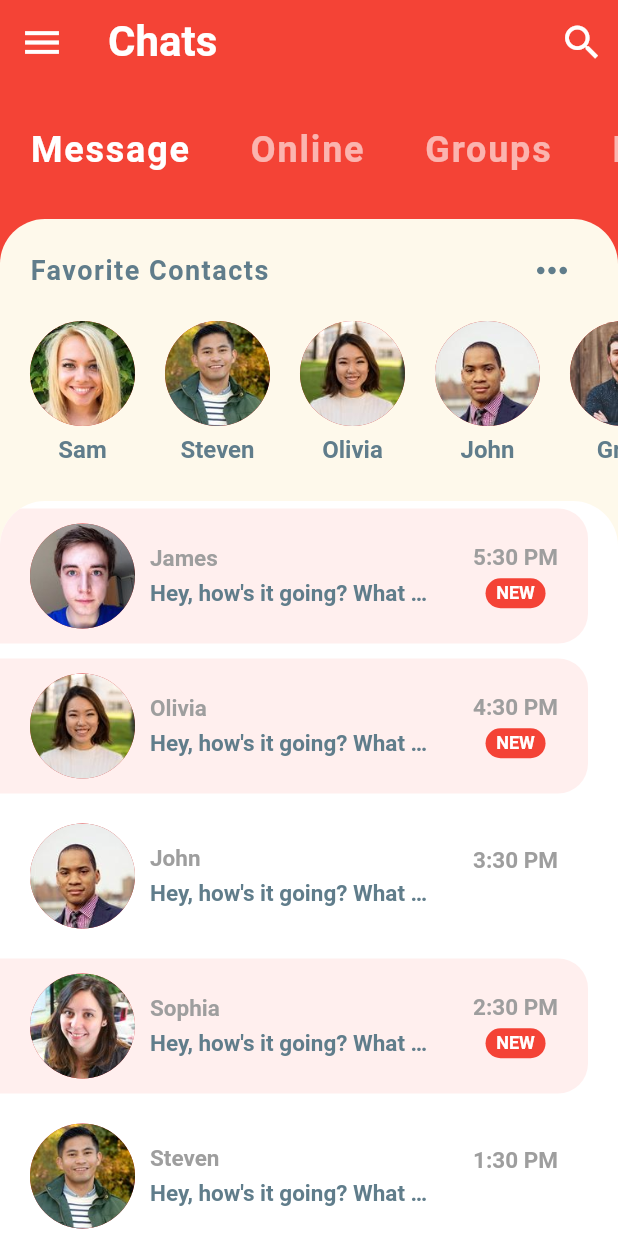
After one commit to lks574/flutter_ui, a Flutter app: the ChatHomeScreen screen opened directly, on a phone screen of 412 x 824 dp. The commit adds this screen. Run offline on Flutter 3.47's test engine with Material 2 defaults, Android fonts, the phone set to English and light mode, and no system bars; our stand-ins replace carousel_slider, charts_flutter, font_awesome_flutter; missing offline and left inert: polygon_clipper.

Commit message:
chat add

```diff
--- /dev/null
+++ b/lib/views/version3/chat_ui/chat_home_screen.dart
@@ -0,0 +1,65 @@
+import 'package:flutter/material.dart';
+
+import 'widgets/chat_category_selector.dart';
+import 'widgets/chat_favorite_contacts.dart';
+import 'widgets/chat_recent_chats.dart';
+
+class ChatHomeScreen extends StatefulWidget {
+  @override
+  _ChatHomeScreenState createState() => _ChatHomeScreenState();
+}
+
+class _ChatHomeScreenState extends State<ChatHomeScreen> {
+  @override
+  Widget build(BuildContext context) {
+    return Scaffold(
+      backgroundColor: Theme.of(context).primaryColor,
+      appBar: AppBar(
+        leading: IconButton(
+          icon: Icon(Icons.menu),
+          iconSize: 30.0,
+          color: Colors.white,
+          onPressed: (){},
+        ),
+        title: Text(
+          "Chats",
+          style: TextStyle(
+            fontSize: 28.0,
+            fontWeight: FontWeight.bold,
+          ),
+        ),
+        elevation: 0.0,
+        actions: <Widget>[
+          IconButton(
+            icon: Icon(Icons.search),
+            iconSize: 30.0,
+            color: Colors.white,
+            onPressed: (){},
+          ),
+        ],
+      ),
+      body: Column(
+        children: <Widget>[
+          ChatCategorySelector(),
+          Expanded(
+            child: Container(
+              decoration: BoxDecoration(
+                color: Theme.of(context).accentColor,
+                borderRadius: BorderRadius.only(
+                  topLeft: Radius.circular(30.0),
+                  topRight: Radius.circular(30.0),
+                ),
+              ),
+              child: Column(
+                children: <Widget>[
+                  ChatFavoriteContacts(),
+                  ChatRecentChats(),
+                ],
+              ),
+            ),
+          )
+        ],
+      ),
+    );
+  }
+}
--- /dev/null
+++ b/lib/views/version3/chat_ui/chat_model.dart
@@ -0,0 +1,174 @@
+class User {
+  final int id;
+  final String name;
+  final String imageUrl;
+
+  User({
+    this.id,
+    this.name,
+    this.imageUrl,
+  });
+}
+
+class Message {
+  final User sender;
+  final String
+  time; // Would usually be type DateTime or Firebase Timestamp in production apps
+  final String text;
+  final bool isLiked;
+  final bool unread;
+
+  Message({
+    this.sender,
+    this.time,
+    this.text,
+    this.isLiked,
+    this.unread,
+  });
+}
+
+// YOU - current user
+final User currentUser = User(
+  id: 0,
+  name: 'Current User',
+  imageUrl: 'assets/images/chat/greg.jpg',
+);
+
+// USERS
+final User greg = User(
+  id: 1,
+  name: 'Greg',
+  imageUrl: 'assets/images/chat/greg.jpg',
+);
+final User james = User(
+  id: 2,
+  name: 'James',
+  imageUrl: 'assets/images/chat/james.jpg',
+);
+final User john = User(
+  id: 3,
+  name: 'John',
+  imageUrl: 'assets/images/chat/john.jpg',
+);
+final User olivia = User(
+  id: 4,
+  name: 'Olivia',
+  imageUrl: 'assets/images/chat/olivia.jpg',
+);
+final User sam = User(
+  id: 5,
+  name: 'Sam',
+  imageUrl: 'assets/images/chat/sam.jpg',
+);
+final User sophia = User(
+  id: 6,
+  name: 'Sophia',
+  imageUrl: 'assets/images/chat/sophia.jpg',
+);
+final User steven = User(
+  id: 7,
+  name: 'Steven',
+  imageUrl: 'assets/images/chat/steven.jpg',
+);
+
+// FAVORITE CONTACTS
+List<User> favorites = [sam, steven, olivia, john, greg];
+
+// EXAMPLE CHATS ON HOME SCREEN
+List<Message> chats = [
+  Message(
+    sender: james,
+    time: '5:30 PM',
+    text: 'Hey, how\'s it going? What did you do today?',
+    isLiked: false,
+    unread: true,
+  ),
+  Message(
+    sender: olivia,
+    time: '4:30 PM',
+    text: 'Hey, how\'s it going? What did you do today?',
+    isLiked: false,
+    unread: true,
+  ),
+  Message(
+    sender: john,
+    time: '3:30 PM',
+    text: 'Hey, how\'s it going? What did you do today?',
+    isLiked: false,
+    unread: false,
+  ),
+  Message(
+    sender: sophia,
+    time: '2:30 PM',
+    text: 'Hey, how\'s it going? What did you do today?',
+    isLiked: false,
+    unread: true,
+  ),
+  Message(
+    sender: steven,
+    time: '1:30 PM',
+    text: 'Hey, how\'s it going? What did you do today?',
+    isLiked: false,
+    unread: false,
+  ),
+  Message(
+    sender: sam,
+    time: '12:30 PM',
+    text: 'Hey, how\'s it going? What did you do today?',
+    isLiked: false,
+    unread: false,
+  ),
+  Message(
+    sender: greg,
+    time: '11:30 AM',
+    text: 'Hey, how\'s it going? What did you do today?',
+    isLiked: false,
+    unread: false,
+  ),
+];
+
+// EXAMPLE MESSAGES IN CHAT SCREEN
+List<Message> messages = [
+  Message(
+    sender: james,
+    time: '5:30 PM',
+    text: 'Hey, how\'s it going? What did you do today?',
+    isLiked: true,
+    unread: true,
+  ),
+  Message(
+    sender: currentUser,
+    time: '4:30 PM',
+    text: 'Just walked my doge. She was super duper cute. The best pupper!!',
+    isLiked: false,
+    unread: true,
+  ),
+  Message(
+    sender: james,
+    time: '3:45 PM',
+    text: 'How\'s the doggo?',
+    isLiked: false,
+    unread: true,
+  ),
+  Message(
+    sender: james,
+    time: '3:15 PM',
+    text: 'All the food',
+    isLiked: true,
+    unread: true,
+  ),
+  Message(
+    sender: currentUser,
+    time: '2:30 PM',
+    text: 'Nice! What kind of food did you eat?',
+    isLiked: false,
+    unread: true,
+  ),
+  Message(
+    sender: james,
+    time: '2:00 PM',
+    text: 'I ate so much food today.',
+    isLiked: false,
+    unread: true,
+  ),
+];
--- /dev/null
+++ b/lib/views/version3/chat_ui/widgets/chat_category_selector.dart
@@ -0,0 +1,45 @@
+import 'package:flutter/material.dart';
+
+class ChatCategorySelector extends StatefulWidget {
+  @override
+  _ChatCategorySelectorState createState() => _ChatCategorySelectorState();
+}
+
+class _ChatCategorySelectorState extends State<ChatCategorySelector> {
+
+  int selectedIndex = 0;
+  final List<String> categories = ["Message", "Online", "Groups", "Requests"];
+
+  @override
+  Widget build(BuildContext context) {
+    return Container(
+      height: 90.0,
+      color: Theme.of(context).primaryColor,
+      child: ListView.builder(
+        scrollDirection: Axis.horizontal,
+        itemCount: categories.length,
+        itemBuilder: (BuildContext context, int index){
+          return GestureDetector(
+            onTap: (){
+              setState(() {
+                selectedIndex = index;
+              });
+            },
+            child: Padding(
+              padding: EdgeInsets.symmetric(horizontal: 20.0, vertical: 30.0,),
+              child: Text(
+                categories[index],
+                style: TextStyle(
+                  color: index == selectedIndex ? Colors.white : Colors.white60,
+                  fontSize: 24.0,
+                  fontWeight: FontWeight.bold,
+                  letterSpacing: 1.2,
+                ),
+              ),
+            ),
+          );
+        },
+      ),
+    );
+  }
+}
--- /dev/null
+++ b/lib/views/version3/chat_ui/widgets/chat_favorite_contacts.dart
@@ -0,0 +1,72 @@
+import 'package:flutter/material.dart';
+import 'package:flutter_ui/views/version3/chat_ui/chat_model.dart';
+import 'package:flutter_ui/views/version3/chat_ui/chat_screen.dart';
+
+class ChatFavoriteContacts extends StatelessWidget {
+  @override
+  Widget build(BuildContext context) {
+    return Padding(
+      padding: EdgeInsets.symmetric(vertical: 10.0,),
+      child: Column(
+        children: <Widget>[
+          Padding(
+            padding: EdgeInsets.symmetric(horizontal: 20.0),
+            child: Row(
+              mainAxisAlignment: MainAxisAlignment.spaceBetween,
+              children: <Widget>[
+                Text(
+                  "Favorite Contacts",
+                  style: TextStyle(
+                    color: Colors.blueGrey,
+                    fontSize: 18.0,
+                    fontWeight: FontWeight.bold,
+                    letterSpacing: 1.0,
+                  ),
+                ),
+                IconButton(
+                  icon: Icon(Icons.more_horiz),
+                  iconSize: 30.0,
+                  color: Colors.blueGrey,
+                  onPressed: (){},
+                ),
+              ],
+            ),
+          ),
+          Container(
+            height: 120.0,
+            child: ListView.builder(
+              padding: EdgeInsets.only(left: 10.0,),
+              scrollDirection: Axis.horizontal,
+              itemCount: favorites.length,
+              itemBuilder: (context, index){
+                return GestureDetector(
+                  onTap: () => Navigator.push(context, MaterialPageRoute(builder: (context) => ChatScreen(user: favorites[index],))),
+                  child: Padding(
+                    padding: EdgeInsets.all(10.0),
+                    child: Column(
+                      children: <Widget>[
+                        CircleAvatar(
+                          radius: 35.0,
+                          backgroundImage: AssetImage(favorites[index].imageUrl),
+                        ),
+                        SizedBox(height: 6.0,),
+                        Text(
+                          favorites[index].name,
+                          style: TextStyle(
+                            color: Colors.blueGrey,
+                            fontSize: 16.0,
+                            fontWeight: FontWeight.w600,
+                          ),
+                        ),
+                      ],
+                    ),
+                  ),
+                );
+              },
+            ),
+          ),
+        ],
+      ),
+    );
+  }
+}
--- /dev/null
+++ b/lib/views/version3/chat_ui/widgets/chat_recent_chats.dart
@@ -0,0 +1,119 @@
+import 'package:flutter/material.dart';
+import 'package:flutter_ui/views/version3/chat_ui/chat_model.dart';
+import 'package:flutter_ui/views/version3/chat_ui/chat_screen.dart';
+
+class ChatRecentChats extends StatelessWidget {
+  @override
+  Widget build(BuildContext context) {
+    return Expanded(
+      child: Container(
+        decoration: BoxDecoration(
+          color: Colors.white,
+          borderRadius: BorderRadius.only(
+            topLeft: Radius.circular(30.0),
+            topRight: Radius.circular(30.0),
+          ),
+        ),
+        child: ClipRRect(
+          borderRadius: BorderRadius.only(
+            topLeft: Radius.circular(30.0),
+            topRight: Radius.circular(30.0),
+          ),
+          child: ListView.builder(
+            itemCount: chats.length,
+            itemBuilder: (context, index){
+              final Message chat = chats[index];
+              return GestureDetector(
+                onTap: () => Navigator.push(context, MaterialPageRoute(builder: (context) => ChatScreen(user: chat.sender,))),
+                child: Container(
+                  margin: EdgeInsets.only(top: 5.0, bottom: 5.0, right: 20.0,),
+                  padding: EdgeInsets.symmetric(horizontal: 20.0, vertical: 10.0,),
+                  decoration: BoxDecoration(
+                    color: chat.unread ? Color(0xFFFFEFEE) : Colors.white,
+                    borderRadius: BorderRadius.only(
+                      topRight: Radius.circular(20.0),
+                      bottomRight: Radius.circular(20.0),
+                    ),
+                  ),
+                  child: Row(
+                    mainAxisAlignment: MainAxisAlignment.spaceBetween,
+                    children: <Widget>[
+                      Row(
+                        children: <Widget>[
+                          CircleAvatar(
+                            radius: 35.0,
+                            backgroundImage: AssetImage(chat.sender.imageUrl),
+                          ),
+                          SizedBox(width: 10.0,),
+                          Column(
+                            crossAxisAlignment: CrossAxisAlignment.start,
+                            children: <Widget>[
+                              Text(
+                                chat.sender.name,
+                                style: TextStyle(
+                                  color: Colors.grey,
+                                  fontSize: 15.0,
+                                  fontWeight: FontWeight.bold,
+                                ),
+                              ),
+                              SizedBox(height: 5.0,),
+                              Container(
+                                width: MediaQuery.of(context).size.width * 0.45,
+                                child: Text(
+                                  chat.text,
+                                  style: TextStyle(
+                                    color: Colors.blueGrey,
+                                    fontSize: 15.0,
+                                    fontWeight: FontWeight.w600,
+                                  ),
+                                  overflow: TextOverflow.ellipsis,
+                                ),
+                              )
+                            ],
+                          ),
+                        ],
+                      ),
+                      Column(
+                        children: <Widget>[
+                          Text(
+                            chat.time,
+                            style: TextStyle(
+                              color: Colors.grey,
+                              fontSize: 15.0,
+                              fontWeight: FontWeight.bold,
+                            ),
+                          ),
+                          SizedBox(height: 5.0,),
+                          chat.unread ?
+                            Container(
+                              width: 40.0,
+                              height: 20.0,
+                              decoration: BoxDecoration(
+                                color: Theme.of(context).primaryColor,
+                                borderRadius: BorderRadius.circular(30.0),
+                              ),
+                              alignment: Alignment.center,
+                              child: Text(
+                                "NEW",
+                                style: TextStyle(
+                                  color: Colors.white,
+                                  fontSize: 12.0,
+                                  fontWeight: FontWeight.bold,
+                                ),
+                              ),
+                            )
+                            : Text(""),
+                        ],
+                      )
+                    ],
+                  ),
+                ),
+              );
+            },
+          ),
+        ),
+
+      ),
+    );
+  }
+}
--- a/pubspec.yaml
+++ b/pubspec.yaml
@@ -58,6 +58,7 @@ flutter:
     - assets/images/
     - assets/images/rent_car/
     - assets/images/netflix/
+    - assets/images/chat/
     - assets/fonts/
 
 
```
Also changed, not shown: lib/views/main.dart (+5 -11 lines), lib/views/version3/chat_ui/chat_screen.dart (added, +165 -0 lines), assets/images/chat/greg.jpg (added), assets/images/chat/james.jpg (added), assets/images/chat/john.jpg (added), assets/images/chat/olivia.jpg (added), assets/images/chat/sam.jpg (added), assets/images/chat/sophia.jpg (added), assets/images/chat/steven.jpg (added).
